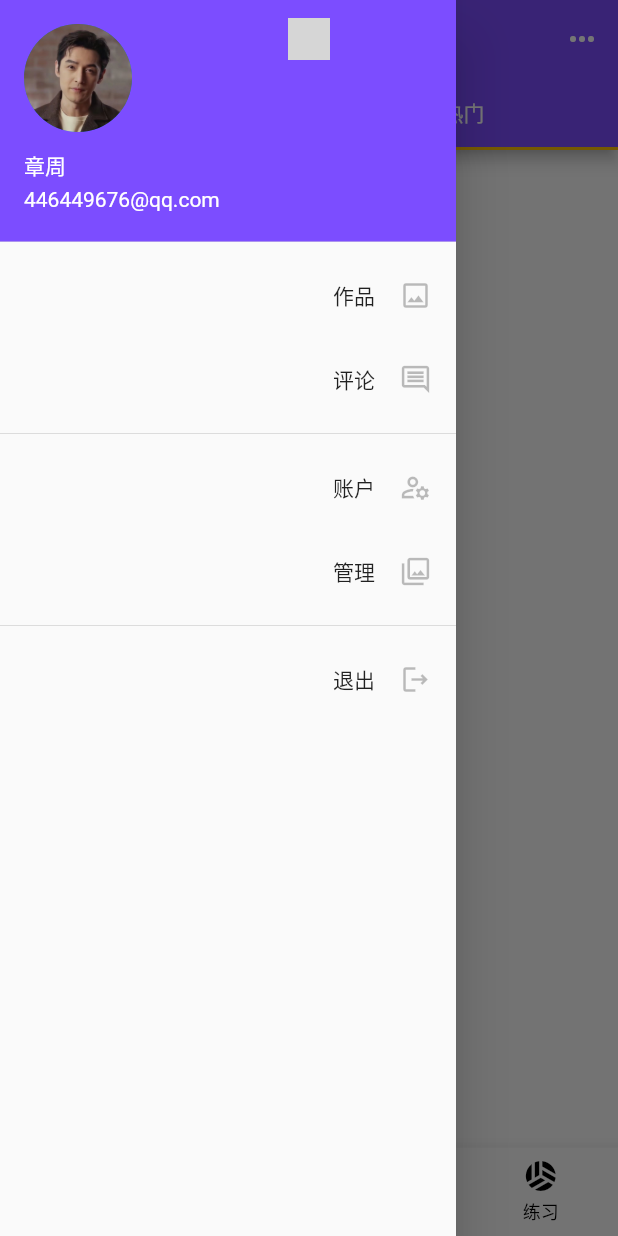
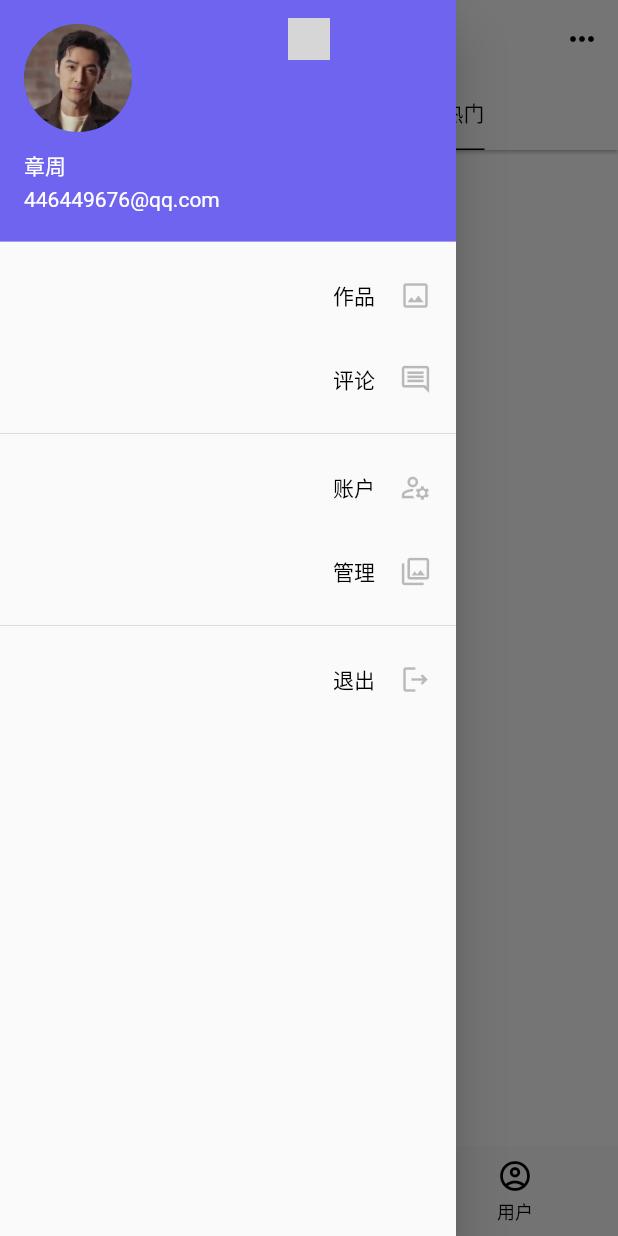
Before and after one commit to zz446449676/flutter_study, a Flutter app: the screen it shows after launch, tab 2 chosen, with the side drawer open, on a phone screen of 412 x 824 dp. Run offline on Flutter 3.47's test engine with Material 2 defaults, Android fonts, the phone set to English and light mode, and no system bars; our stand-ins replace file_picker, flutter_dotenv, shared_preferences; network calls fail; grey boxes are pictures that could not be loaded.

```diff
--- a/lib/app.dart
+++ b/lib/app.dart
@@ -53,9 +53,11 @@ class _AppState extends State<App> {
   @override
   Widget build(BuildContext context) {
     if (initializing) {
-      return const MaterialApp(
+      return MaterialApp(
         debugShowCheckedModeBanner: false,
-        home: Scaffold(
+        theme: AppTheme.light,
+        darkTheme: AppTheme.dark,
+        home: const Scaffold(
           body: Center(
             child: Text('初始化...'),
           ),
--- a/lib/app/components/app_logo.dart
+++ b/lib/app/components/app_logo.dart
@@ -2,19 +2,29 @@ import 'package:flutter/material.dart';
 
 class AppLogo extends StatelessWidget {
   final double size;
-  final Color color;
+  final Color? color;
 
   const AppLogo({
     this.size = 32,
-    this.color = Colors.white
+    this.color,
   });
 
   @override
   Widget build(BuildContext context) {
+    Color _color;
+
+    final brightness = MediaQuery.of(context).platformBrightness;
+    final isDarkMode = brightness == Brightness.dark;
+    if (color == null) {
+      _color = isDarkMode ? Colors.grey : Colors.black;
+    } else {
+      _color = color!;
+    }
+
     return Image.asset(
       'images/favicon.ico',
       width: size,
-      color: color,
+      color: _color,
     );
   }
 }
--- a/lib/app/components/app_page_bottom.dart
+++ b/lib/app/components/app_page_bottom.dart
@@ -11,27 +11,26 @@ class AppPageBottom extends StatelessWidget {
     return BottomNavigationBar(
       currentIndex: currentIndex,
       onTap: onTap,
-      unselectedItemColor: Colors.black,
-      selectedItemColor: Colors.deepPurpleAccent,
-      showSelectedLabels: true,
-      type: BottomNavigationBarType.fixed,
       items: const [
         BottomNavigationBarItem(
           icon: Icon(Icons.explore_outlined),
+          activeIcon: Icon(Icons.explore),
           label: '发现',
         ),
         BottomNavigationBarItem(
-          icon: Icon(Icons.add_a_photo),
+          icon: Icon(Icons.add_a_photo_outlined),
+          activeIcon: Icon(Icons.add_a_photo),
           label: '添加',
         ),
         BottomNavigationBarItem(
           icon: Icon(Icons.account_circle_outlined),
+          activeIcon: Icon(Icons.account_circle),
           label: '用户',
         ),
-        BottomNavigationBarItem(
-          icon: Icon(Icons.sports_volleyball),
-          label: '练习',
-        ),
+        // BottomNavigationBarItem(
+        //   icon: Icon(Icons.sports_volleyball),
+        //   label: '练习',
+        // ),
       ],
     );
   }
--- a/lib/app/components/app_page_header_actions_more.dart
+++ b/lib/app/components/app_page_header_actions_more.dart
@@ -15,7 +15,7 @@ class AppPageHeaderActionsMore extends StatelessWidget {
             child: Icon(
               Icons.view_agenda_outlined,
               color: postIndexModel.layout == PostListLayout.stack ?
-              Theme.of(context).primaryColor : Colors.black,
+              Theme.of(context).primaryColor : null,
             ),
             value: PostListLayout.stack,
           ),
@@ -23,7 +23,7 @@ class AppPageHeaderActionsMore extends StatelessWidget {
             child: Icon(
               Icons.dashboard_outlined,
               color: postIndexModel.layout == PostListLayout.grid ?
-              Theme.of(context).primaryColor : Colors.black,
+              Theme.of(context).primaryColor : null,
             ),
             value: PostListLayout.grid,
           ),
--- a/lib/app/exceptions/http_exception.dart
+++ b/lib/app/exceptions/http_exception.dart
@@ -1,5 +1,5 @@
 import 'app_exception.dart';
 
 class HttpException extends AppException {
-  HttpException([String message = '网络请求出了点问题！']);
+  HttpException([String message = '网络请求出了点问题！']) : super(message);
 }
--- a/lib/app/themes/app_theme.dart
+++ b/lib/app/themes/app_theme.dart
@@ -1,21 +1,167 @@
 import 'package:flutter/material.dart';
+
+const primaryColor = Color(0xff6e64ef);
+const primaryColorDark = Color(0xff6e64ef);
+
+const secondaryColor = Color(0xfff0d64d);
+const secondaryColorDark = Color(0xfff0d64d);
+
+const primaryTextColor = Color(0xff000000);
+const primaryTextColorDark = Color(0xffb1b1b1);
+
+const secondaryTextColor = Color(0xff585858);
+const secondaryTextColorDark = Color(0xff585858);
+
+const primaryBackgroundColor = Colors.white;
+const primaryBackgroundColorDark = Color(0xff222222);
+
+// 图标主题
+const iconTheme = IconThemeData(color: Colors.black);
+const iconThemeDark = IconThemeData(color: secondaryTextColorDark);
+
+// 文本主题
+const textTheme = TextTheme(
+  bodyText1: TextStyle(
+    color: primaryTextColor,
+  ),
+  bodyText2: TextStyle(
+    color: secondaryTextColor,
+  ),
+);
+
+const textThemeDark = TextTheme(
+  bodyText1: TextStyle(
+    color: primaryTextColorDark,
+  ),
+  bodyText2: TextStyle(
+    color: secondaryTextColorDark,
+  ),
+);
+
+
+// 设置应用栏主题
+const appBarTheme = AppBarTheme(
+  elevation: 1,
+  backgroundColor: Colors.white,
+  iconTheme: IconThemeData(color: Colors.black),
+  textTheme: TextTheme(
+    headline6: TextStyle(
+      color: Colors.black,
+      fontSize: 20,
+    ),
+  ),
+);
+
+const appBarThemeDark = AppBarTheme(
+  elevation: 1,
+  backgroundColor: Color(0xff2e2e2e),
+  iconTheme: IconThemeData(color: Colors.grey),
+  textTheme: TextTheme(
+    headline6: TextStyle(
+      color: Colors.grey,
+      fontSize: 20,
+    ),
+  ),
+);
+
+
+// 设置标签栏主题
+const tabBarTheme = TabBarTheme(
+  labelColor: Colors.black,
+  indicatorSize: TabBarIndicatorSize.label,
+  indicator: BoxDecoration(
+    border: Border(
+      bottom: BorderSide(width: 1, color: Colors.black),
+    ),
+  ),
+);
+
+const tabBarThemeDark = TabBarTheme(
+  labelColor: Colors.grey,
+  indicatorSize: TabBarIndicatorSize.label,
+  indicator: BoxDecoration(
+    border: Border(
+      bottom: BorderSide(width: 1, color: Colors.grey),
+    ),
+  ),
+);
+
+
+// 设置底部导航栏主题
+const bottomNavigationBarTheme = BottomNavigationBarThemeData(
+  elevation: 1,
+  showSelectedLabels: true,
+  type: BottomNavigationBarType.fixed,
+  unselectedItemColor: Colors.black,
+  selectedItemColor: primaryColor,
+);
+
+final bottomNavigationBarThemeDark = bottomNavigationBarTheme.copyWith(
+  unselectedItemColor: Colors.grey,
+  selectedItemColor: primaryColorDark,
+);
+
+
+// 设置SnackBar主题
+const snackBarTheme = SnackBarThemeData(
+  backgroundColor: Colors.black87,
+);
+
+const snackBarThemeDark = SnackBarThemeData(
+  backgroundColor: Colors.black87,
+  contentTextStyle: TextStyle(
+    color: primaryTextColorDark,
+  ),
+);
+
+// 设置按钮主题
+final elevatedButtonTheme = ElevatedButtonThemeData(
+  style: ElevatedButton.styleFrom(
+    elevation: 0,
+    shape: const BeveledRectangleBorder(),
+  ),
+);
+final elevatedButtonThemeDark = ElevatedButtonThemeData(
+  style: ElevatedButton.styleFrom(
+    elevation: 0,
+    shape: const BeveledRectangleBorder(),
+  ),
+);
 
 class AppTheme {
   //亮色主题
   static ThemeData light = ThemeData(
-    primaryColor: Colors.deepPurpleAccent,
+    primaryColor: primaryColor,
+    accentColor: secondaryColor,
     colorScheme: const ColorScheme.light(
-      primary: Colors.deepPurpleAccent,
-      secondary: Colors.amber,
-    )
+      primary: primaryColor,
+      secondary: secondaryColor,
+    ),
+    scaffoldBackgroundColor: primaryBackgroundColor,
+    iconTheme: iconTheme,
+    textTheme: textTheme,
+    appBarTheme: appBarTheme,
+    tabBarTheme: tabBarTheme,
+    bottomNavigationBarTheme: bottomNavigationBarTheme,
+    snackBarTheme: snackBarTheme,
+    elevatedButtonTheme: elevatedButtonTheme,
   );
 
   //暗色主题
   static ThemeData dark = ThemeData(
-      primaryColor: Colors.deepPurpleAccent,
+      primaryColor: primaryColorDark,
+      accentColor: secondaryColorDark,
       colorScheme: const ColorScheme.dark(
-        primary: Colors.deepPurpleAccent,
-        secondary: Colors.amber,
-      )
+        primary: primaryColorDark,
+        secondary: secondaryColorDark,
+      ),
+    scaffoldBackgroundColor: primaryBackgroundColorDark,
+    iconTheme: iconThemeDark,
+    textTheme: textThemeDark,
+    appBarTheme: appBarThemeDark,
+    tabBarTheme: tabBarThemeDark,
+    bottomNavigationBarTheme: bottomNavigationBarThemeDark,
+    snackBarTheme: snackBarThemeDark,
+    elevatedButtonTheme: elevatedButtonThemeDark,
   );
 }
--- a/lib/post/components/post_content.dart
+++ b/lib/post/components/post_content.dart
@@ -14,6 +14,7 @@ class PostContent extends StatelessWidget {
         style: TextStyle(
           fontSize: 16,
           fontWeight: FontWeight.w300,
+          color: Theme.of(context).textTheme.bodyText1!.color,
         ),
       ),
     );
--- a/lib/user/profile/user_profile.dart
+++ b/lib/user/profile/user_profile.dart
@@ -56,7 +56,6 @@ class UserProfile extends StatelessWidget {
     //   },
     // );
     return Container(
-      color: Colors.white,
       height: double.infinity,
       width: double.infinity,
       child: Center(
```
